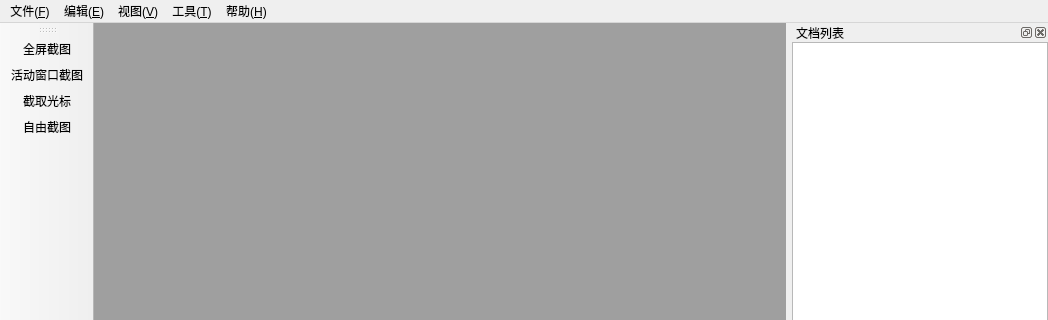
Above: SmartScreenSnaper/mainwindow.ui from SkyD666/SmartScreenSnapper before the change; both pictures show x 0 to 1048 and y 0 to 320 of the 1048 by 699 pixel window. Below: the same form after it.
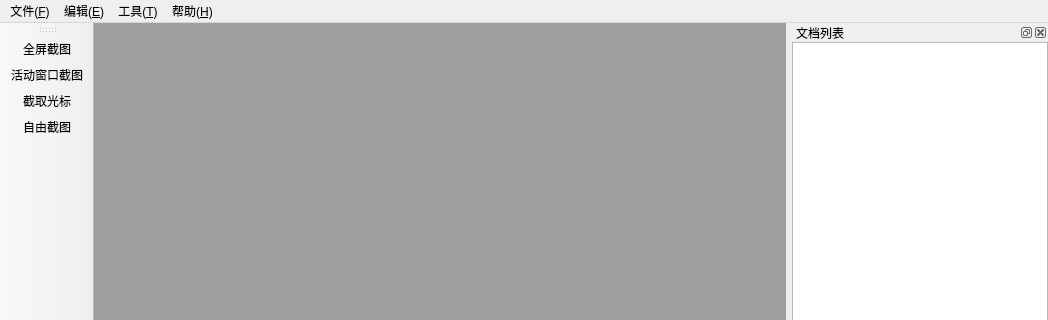
That is the form after the change. Icons and pictures are not drawn.

```diff
--- a/SmartScreenSnaper/mainwindow.ui
+++ b/SmartScreenSnaper/mainwindow.ui
@@ -55,14 +55,6 @@
     <addaction name="separator"/>
     <addaction name="actionExit"/>
    </widget>
-   <widget class="QMenu" name="menuView">
-    <property name="title">
-     <string>视图(&amp;V)</string>
-    </property>
-    <addaction name="actionDocumentListDock"/>
-    <addaction name="separator"/>
-    <addaction name="actionactionToolBar"/>
-   </widget>
    <widget class="QMenu" name="menuHelp">
     <property name="title">
      <string>帮助(&amp;H)</string>
@@ -84,7 +76,6 @@
    </widget>
    <addaction name="menuFile"/>
    <addaction name="menuEdit"/>
-   <addaction name="menuView"/>
    <addaction name="menuTool"/>
    <addaction name="menuHelp"/>
   </widget>
```
Left out of the diff: 16 changed lines with no effect on the pictures.
